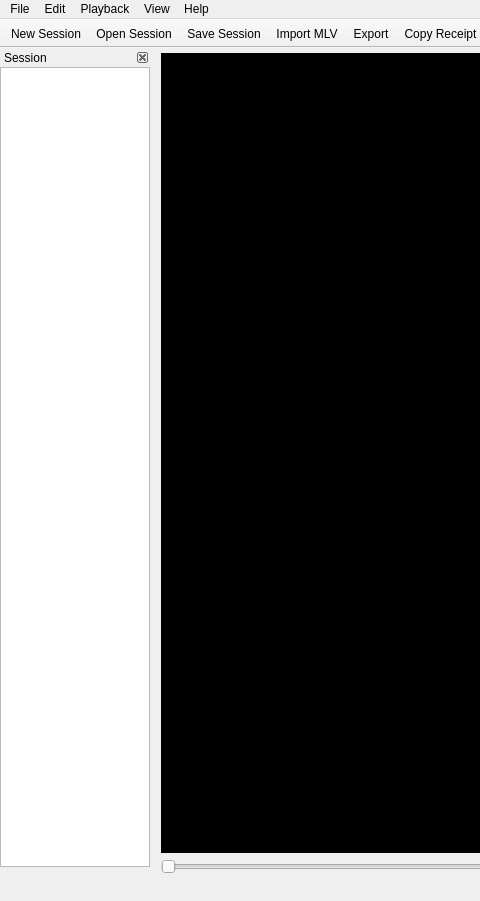
ilia3101/MLV-App, file platform/qt/MainWindow.ui: the form before one commit; both pictures show x 0 to 480 and y 0 to 901 of the 1197 by 901 pixel window.
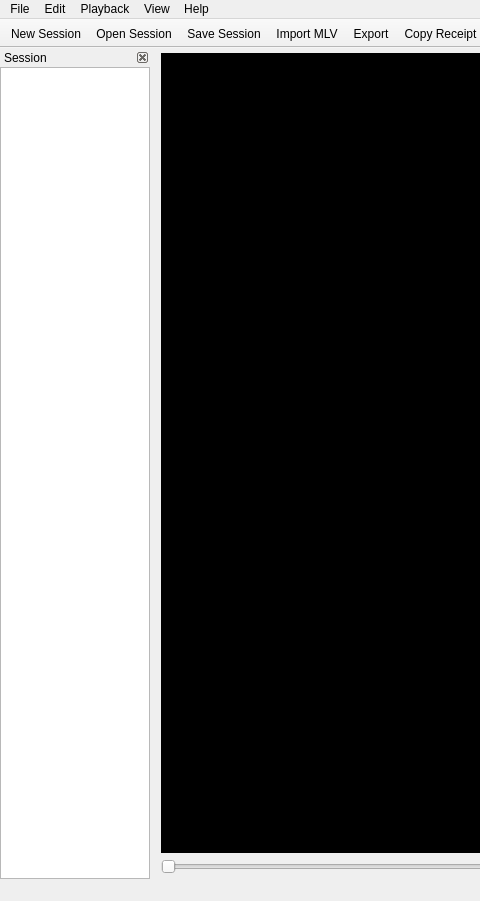
The form after the commit. Icons and pictures are not drawn. Custom widgets are drawn as their Qt base class.

Commit message: QtApp: SpinBox for slider labels, Contextmenus on picture and scope, Fullscreenmode for Win32 (on X11 system very buggy, so only for Windows)

```diff
--- a/platform/qt/MainWindow.ui
+++ b/platform/qt/MainWindow.ui
@@ -1056,15 +1056,21 @@
     <number>1</number>
    </attribute>
    <widget class="QWidget" name="dockWidgetContents_2">
+    <layout class="QGridLayout" name="gridLayout_2">
+     <property name="leftMargin">
+      <number>0</number>
+     </property>
+     <property name="topMargin">
+      <number>0</number>
+     </property>
+     <property name="rightMargin">
+      <number>0</number>
+     </property>
+     <property name="bottomMargin">
+      <number>0</number>
+     </property>
+     <item row="0" column="0">
     <widget class="QListWidget" name="listWidgetSession">
-     <property name="geometry">
-      <rect>
-       <x>0</x>
-       <y>0</y>
-       <width>150</width>
-       <height>800</height>
-      </rect>
-     </property>
      <property name="contextMenuPolicy">
       <enum>Qt::CustomContextMenu</enum>
      </property>
@@ -1078,6 +1084,8 @@
       <bool>false</bool>
      </property>
     </widget>
+     </item>
+    </layout>
    </widget>
   </widget>
   <action name="actionOpen">
@@ -1372,6 +1380,13 @@
   </action>
  </widget>
  <layoutdefault spacing="6" margin="11"/>
+ <customwidgets>
+  <customwidget>
+   <class>DoubleClickLabel</class>
+   <extends>QLabel</extends>
+   <header>DoubleClickLabel.h</header>
+  </customwidget>
+ </customwidgets>
  <resources>
   <include location="ressources.qrc"/>
  </resources>
```
Left out of the diff: 43 changed lines with no effect on the pictures. Lines whose indentation alone changed are shown as unchanged. The commit also changes 11 other files.
